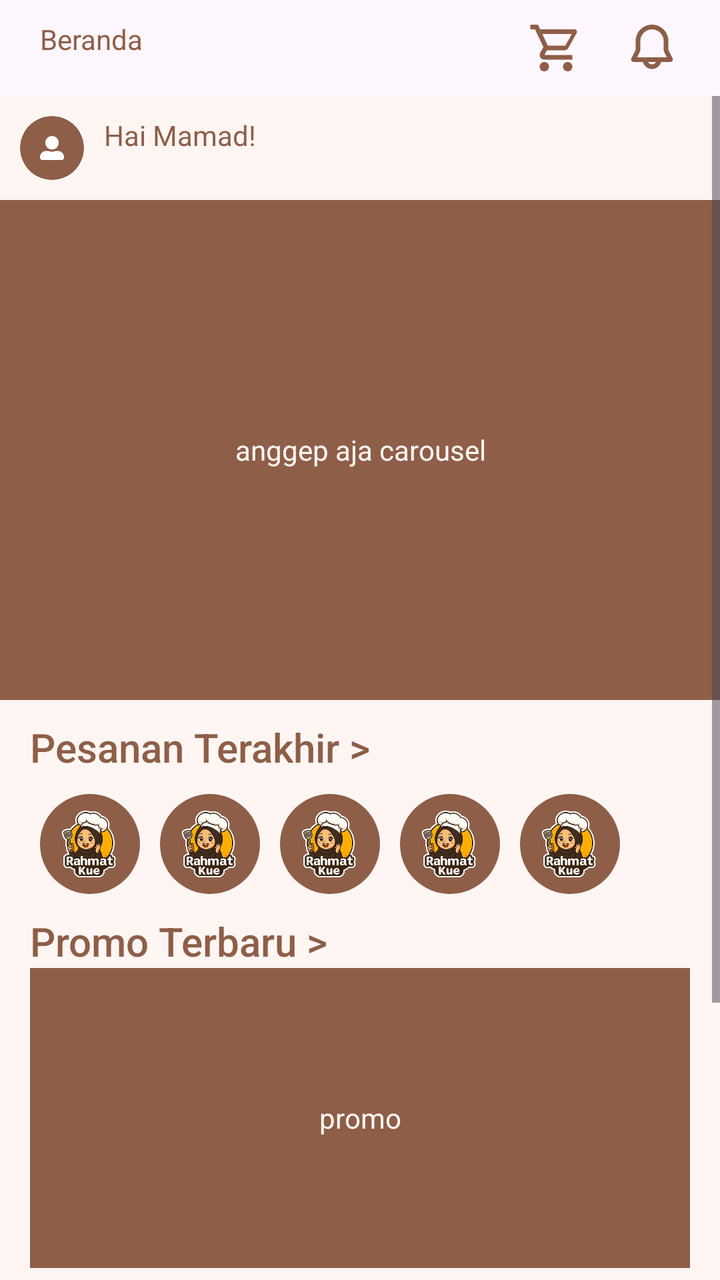
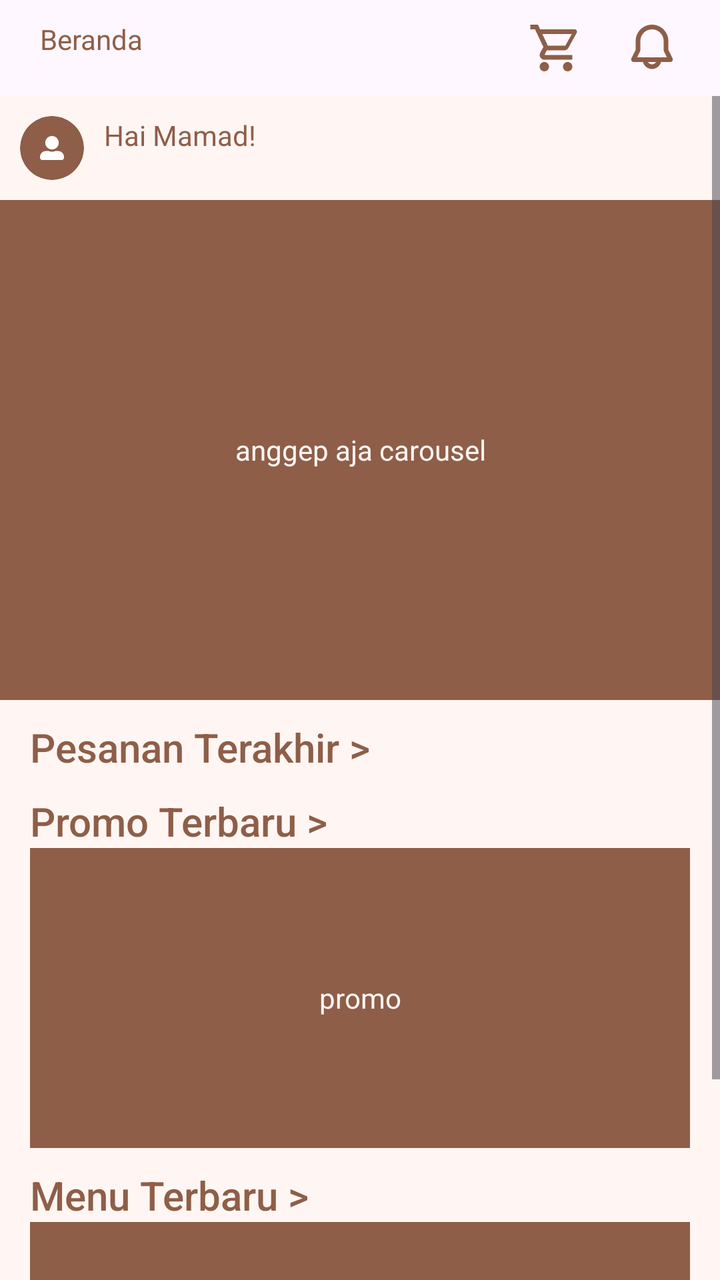

Compare the two renders of this Android layout. The source of the first and the diff that turns it into the second are given below.
<!-- AndroidManifest.xml: application theme Theme.RahmatBakery -->
<!-- res/layout/fragment_beranda.xml -->
<?xml version="1.0" encoding="utf-8"?>
<LinearLayout xmlns:android="http://schemas.android.com/apk/res/android"
    xmlns:tools="http://schemas.android.com/tools"
    android:layout_width="match_parent"
    android:layout_height="match_parent"
    xmlns:app="http://schemas.android.com/apk/res-auto"
    tools:context=".pelanggan.BerandaFragment"
    android:orientation="vertical">


    
    <RelativeLayout
        android:layout_width="match_parent"
        android:layout_height="wrap_content"
        android:orientation="horizontal"
        android:gravity="center_vertical"
        android:padding="10dp"
        >
        <TextView
            android:layout_marginLeft="10dp"
            android:layout_width="wrap_content"
            android:layout_height="wrap_content"
            android:text="Beranda"
            android:textColor="@color/primary"
            style="@style/TextAppearance.Material3.HeadlineSmall.Emphasized"
            />


        <ImageView
            android:layout_width="28dp"
            android:layout_height="28dp"
            android:layout_toLeftOf="@id/icon_notif"
            android:src="@drawable/cart"
            android:layout_marginRight="20dp"/>

        <ImageView
            android:id="@+id/icon_notif"
            android:layout_width="28dp"
            android:layout_height="28dp"
            android:src="@drawable/notif"
            android:layout_alignParentEnd="true"
            android:layout_marginRight="10dp"
            />

    </RelativeLayout>


    <ScrollView
        android:layout_width="match_parent"
        android:layout_height="wrap_content"
        android:background="@color/background">
        <LinearLayout
            android:layout_width="match_parent"
            android:layout_height="wrap_content"
            android:orientation="vertical">

    <RelativeLayout
        android:layout_width="match_parent"
        android:layout_height="wrap_content"
        android:layout_marginVertical="10dp"
        >
        <ImageView
            android:id="@+id/img_profil"
            android:layout_width="32dp"
            android:layout_height="32dp"
            android:src="@drawable/profil"
            android:padding="10dp"
            android:background="@drawable/circle_background"
            android:clipToOutline="true"
            android:layout_marginLeft="10dp"
            />

        <TextView
            android:layout_marginLeft="10dp"
            android:layout_width="wrap_content"
            android:layout_height="wrap_content"
            android:text="Hai Mamad!"
            android:textColor="@color/primary"
            style="@style/TextAppearance.Material3.HeadlineSmall.Emphasized"
            android:layout_toRightOf="@id/img_profil"
            />
    </RelativeLayout>

            <TextView
                android:gravity="center"
                android:background="@color/primary"
                android:layout_width="match_parent"
                android:layout_height="250dp"
                android:text="anggep aja carousel"
                android:textAlignment="center"
                android:textColor="@color/background"
                />


    <TextView
    android:layout_width="wrap_content"
    android:layout_height="wrap_content"
    android:text="Pesanan Terakhir > "
    android:textColor="@color/primary"
    style="@style/TextAppearance.AppCompat.Title"
    android:layout_marginTop="10dp"
    android:layout_marginHorizontal="15dp"
    />

    <ScrollView
        android:layout_width="match_parent"
        android:layout_height="wrap_content">

    <LinearLayout
        android:layout_width="match_parent"
        android:layout_height="wrap_content"
        android:orientation="horizontal"
        android:paddingHorizontal="20dp"
        android:layout_marginTop="10dp"
    >

        <ImageView
            android:layout_width="50dp"
            android:layout_height="50dp"
            android:background="@drawable/circle_background"
            android:src="@drawable/logo"
            android:layout_marginRight="10dp"
        />
        <ImageView
            android:layout_width="50dp"
            android:layout_height="50dp"
            android:background="@drawable/circle_background"
            android:src="@drawable/logo"
            android:layout_marginRight="10dp"
        />
        <ImageView
            android:layout_width="50dp"
            android:layout_height="50dp"
            android:background="@drawable/circle_background"
            android:src="@drawable/logo"
            android:layout_marginRight="10dp"
        />
        <ImageView
            android:layout_width="50dp"
            android:layout_height="50dp"
            android:background="@drawable/circle_background"
            android:src="@drawable/logo"
            android:layout_marginRight="10dp"
        />
        <ImageView
            android:layout_width="50dp"
            android:layout_height="50dp"
            android:background="@drawable/circle_background"
            android:src="@drawable/logo"
            android:layout_marginRight="10dp"
        />

    </LinearLayout>

    </ScrollView>

    <TextView
        android:layout_width="wrap_content"
        android:layout_height="wrap_content"
        android:text="Promo Terbaru > "
        android:textColor="@color/primary"
        style="@style/TextAppearance.AppCompat.Title"
        android:layout_marginTop="10dp"
        android:layout_marginHorizontal="15dp"
    />
    <TextView
        android:gravity="center"
        android:background="@color/primary"
        android:layout_width="match_parent"
        android:layout_marginHorizontal="15dp"
        android:layout_height="150dp"
        android:text="promo"
        android:textAlignment="center"
        android:textColor="@color/background"
        />
    <TextView
        android:layout_width="wrap_content"
        android:layout_height="wrap_content"
        android:text="Menu Terbaru > "
        android:textColor="@color/primary"
        style="@style/TextAppearance.AppCompat.Title"
        android:layout_marginTop="10dp"
        android:layout_marginHorizontal="15dp"
    />
    <TextView
        android:gravity="center"
        android:background="@color/primary"
        android:layout_width="match_parent"
        android:layout_marginHorizontal="15dp"
        android:layout_height="150dp"
        android:text="menu"
        android:textAlignment="center"
        android:textColor="@color/background"
        />
        </LinearLayout>
</ScrollView>

    </LinearLayout>
<!-- resources referenced by this layout -->
<resources>
  <color name="background">#FFF6F3</color>
  <color name="primary">#8E5E48</color>
  <!-- drawable circle_background (drawable) -->
  <?xml version="1.0" encoding="utf-8"?>
  <shape xmlns:android="http://schemas.android.com/apk/res/android"
      android:shape="oval">
  
      <solid android:color="@color/primary"/> 
  
  </shape>
  <!-- drawable logo: png bitmap (drawable, 216810 bytes) -->
  <!-- drawable notif (drawable) -->
  <vector xmlns:android="http://schemas.android.com/apk/res/android"
      android:width="36dp"
      android:height="36dp"
      android:viewportWidth="36"
      android:viewportHeight="36">
    <path
        android:pathData="M7.5,13.5C7.5,10.715 8.606,8.045 10.575,6.075C12.545,4.106 15.215,3 18,3C20.785,3 23.455,4.106 25.425,6.075C27.394,8.045 28.5,10.715 28.5,13.5V19.146L31.233,24.612C31.359,24.864 31.418,25.143 31.406,25.424C31.393,25.705 31.309,25.978 31.161,26.218C31.013,26.457 30.806,26.654 30.561,26.791C30.315,26.928 30.038,27 29.757,27H23.811C23.477,28.287 22.726,29.427 21.674,30.241C20.622,31.055 19.33,31.497 18,31.497C16.67,31.497 15.378,31.055 14.326,30.241C13.274,29.427 12.523,28.287 12.189,27H6.243C5.962,27 5.685,26.928 5.439,26.791C5.194,26.654 4.987,26.457 4.839,26.218C4.691,25.978 4.607,25.705 4.594,25.424C4.582,25.143 4.641,24.864 4.767,24.612L7.5,19.146V13.5ZM15.402,27C15.665,27.456 16.044,27.835 16.5,28.098C16.956,28.361 17.473,28.5 18,28.5C18.527,28.5 19.044,28.361 19.5,28.098C19.956,27.835 20.335,27.456 20.598,27H15.402ZM18,6C16.011,6 14.103,6.79 12.697,8.197C11.29,9.603 10.5,11.511 10.5,13.5V19.146C10.5,19.611 10.392,20.071 10.184,20.487L8.429,24H27.573L25.818,20.487C25.609,20.071 25.5,19.612 25.5,19.146V13.5C25.5,11.511 24.71,9.603 23.303,8.197C21.897,6.79 19.989,6 18,6Z"
        android:fillColor="#8E5E48"
        android:fillType="evenOdd"/>
  </vector>
  <!-- drawable profil (drawable) -->
  <vector xmlns:android="http://schemas.android.com/apk/res/android"
      android:width="31dp"
      android:height="31dp"
      android:viewportWidth="31"
      android:viewportHeight="31">
    <path
        android:pathData="M15.5,17.438C20.313,17.438 24.219,13.532 24.219,8.719C24.219,3.905 20.313,0 15.5,0C10.686,0 6.781,3.905 6.781,8.719C6.781,13.532 10.686,17.438 15.5,17.438ZM23.25,19.375H19.914C18.57,19.993 17.074,20.344 15.5,20.344C13.926,20.344 12.436,19.993 11.086,19.375H7.75C3.469,19.375 0,22.844 0,27.125V28.094C0,29.698 1.302,31 2.906,31H28.094C29.698,31 31,29.698 31,28.094V27.125C31,22.844 27.531,19.375 23.25,19.375Z"
        android:fillColor="#ffffff"/>
  </vector>
  <style name="Theme.RahmatBakery" parent="Base.Theme.RahmatBakery" />
  <style name="Base.Theme.RahmatBakery" parent="Theme.Material3.DayNight.NoActionBar">
          
           <item name="colorPrimary">@color/primary</item>
          <item name="colorOnPrimary">@color/background</item>
          <item name="colorSecondary">@color/primary</item>
          <item name="colorOnSecondary">@color/background</item>
  
      </style>
  <!-- unchanged entries left out for length: 1 -->
</resources>

<!-- the commit's change to res/layout/fragment_beranda.xml (unified diff, before → after) -->
@@ -106,51 +106,14 @@
         android:layout_width="match_parent"
         android:layout_height="wrap_content">
 
-    <LinearLayout
-        android:layout_width="match_parent"
-        android:layout_height="wrap_content"
-        android:orientation="horizontal"
-        android:paddingHorizontal="20dp"
-        android:layout_marginTop="10dp"
-    >
-
-        <ImageView
-            android:layout_width="50dp"
-            android:layout_height="50dp"
-            android:background="@drawable/circle_background"
-            android:src="@drawable/logo"
-            android:layout_marginRight="10dp"
-        />
-        <ImageView
-            android:layout_width="50dp"
-            android:layout_height="50dp"
-            android:background="@drawable/circle_background"
-            android:src="@drawable/logo"
-            android:layout_marginRight="10dp"
-        />
-        <ImageView
-            android:layout_width="50dp"
-            android:layout_height="50dp"
-            android:background="@drawable/circle_background"
-            android:src="@drawable/logo"
-            android:layout_marginRight="10dp"
-        />
-        <ImageView
-            android:layout_width="50dp"
-            android:layout_height="50dp"
-            android:background="@drawable/circle_background"
-            android:src="@drawable/logo"
-            android:layout_marginRight="10dp"
-        />
-        <ImageView
-            android:layout_width="50dp"
-            android:layout_height="50dp"
-            android:background="@drawable/circle_background"
-            android:src="@drawable/logo"
-            android:layout_marginRight="10dp"
-        />
-
-    </LinearLayout>
+        <androidx.recyclerview.widget.RecyclerView
+            android:id="@+id/rvPesananTerakhir"
+            android:layout_width="match_parent"
+            android:layout_height="wrap_content"
+            android:orientation="horizontal"
+            android:paddingStart="8dp"
+            android:paddingEnd="8dp"
+            />
 
     </ScrollView>
 
<!-- resource entries referenced after the edit -->
@@ -10,7 +10,6 @@
       <solid android:color="@color/primary"/> 
   
   </shape>
-  <!-- drawable logo: png bitmap (drawable, 216810 bytes) -->
   <!-- drawable notif (drawable) -->
   <vector xmlns:android="http://schemas.android.com/apk/res/android"
       android:width="36dp"
